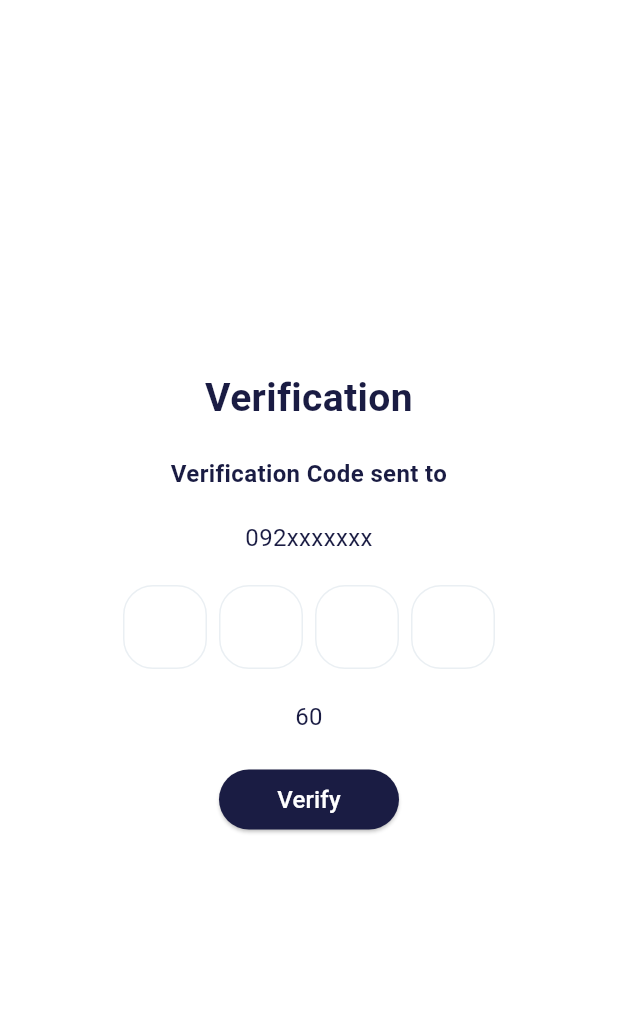
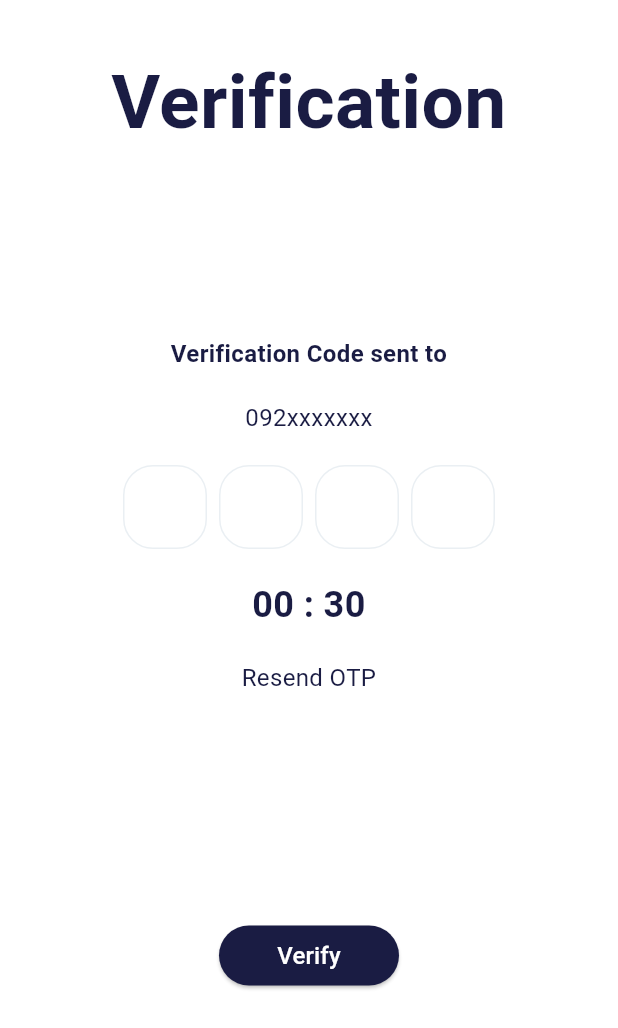
Before and after one commit to RELIEFCOSPLAY/GOTWO_APP, a Flutter app: the screen it shows after launch, on a phone screen of 412 x 824 dp. Shown: the top 1028 px of the screen. Run offline on Flutter 3.47's test engine with Material 3 defaults, Android fonts, the phone set to English and light mode, and no system bars; drawn by our look-alikes of pinput; our stand-ins replace lorem_ipsum.

Commit message:
main update

```diff
--- a/lib/gotwo_Verification.dart
+++ b/lib/gotwo_Verification.dart
@@ -1,3 +1,4 @@
+import 'dart:async';
 import 'package:flutter/material.dart';
 import 'package:pinput/pinput.dart';
 
@@ -7,10 +8,14 @@ class GotwoVerification extends StatefulWidget {
 }
 
 class _GotwoVerificationState extends State<GotwoVerification> {
-  static const maxSeconds = 60;
+  static const maxSeconds = 30;
   int seconds = maxSeconds;
+  Timer? timer;
+
   @override
   Widget build(BuildContext context) {
+    final isRunning = timer == null ? false : timer!.isActive;
+
     return Container(
       decoration: const BoxDecoration(
           gradient: LinearGradient(
@@ -33,7 +38,7 @@ class _GotwoVerificationState extends State<GotwoVerification> {
       padding: const EdgeInsets.all(32.0),
       child: Center(
         child: Column(
-          mainAxisAlignment: MainAxisAlignment.center,
+          mainAxisAlignment: MainAxisAlignment.start,
           children: [
             _aText(),
             const SizedBox(height: 20),
@@ -45,8 +50,9 @@ class _GotwoVerificationState extends State<GotwoVerification> {
             const SizedBox(height: 20),
             _timerText(),
             const SizedBox(height: 20),
+            _bText(),
+            const SizedBox(height: 20),
             _verifyBtn(),
-            const SizedBox(height: 20),
           ],
         ),
       ),
@@ -54,11 +60,16 @@ class _GotwoVerificationState extends State<GotwoVerification> {
   }
 
   Widget _aText() {
-    return const Text(
+    return const Padding(
+      padding: EdgeInsets.only(bottom: 100),
+      child: Text(
         "Verification",
         textAlign: TextAlign.center,
         style: TextStyle(
-          fontSize: 26, color: Color(0xff1a1c43), fontWeight: FontWeight.bold),
+            fontSize: 50,
+            color: Color(0xff1a1c43),
+            fontWeight: FontWeight.bold),
+      ),
     );
   }
 
@@ -86,7 +97,9 @@ class _GotwoVerificationState extends State<GotwoVerification> {
   }
 
   Widget _verifyBtn() {
-    return ElevatedButton(
+    return Padding(
+      padding: const EdgeInsets.only(top: 130),
+      child: ElevatedButton(
         onPressed: () {},
         style: ElevatedButton.styleFrom(
           fixedSize: const Size(120, 24),
@@ -102,6 +115,7 @@ class _GotwoVerificationState extends State<GotwoVerification> {
               textAlign: TextAlign.center,
               style: TextStyle(fontSize: 16, color: Colors.white),
             )),
+      ),
     );
   }
 
@@ -143,8 +157,23 @@ class _GotwoVerificationState extends State<GotwoVerification> {
   }
 
   Widget _timerText() {
+    // timer = Timer.periodic(Duration(seconds: 1), (_) {
+    //   setState(() => seconds--);
+    // });
     return Text(
-      '$seconds',
+      '00 : $seconds',
+      textAlign: TextAlign.center,
+      style: TextStyle(
+        fontSize: 24,
+        color: Color(0xff1a1c43),
+        fontWeight: FontWeight.bold,
+      ),
+    );
+  }
+
+  Widget _bText() {
+    return const Text(
+      'Resend OTP',
       textAlign: TextAlign.center,
       style: TextStyle(
         fontSize: 16,
```
Lines whose indentation alone changed are shown as unchanged.
